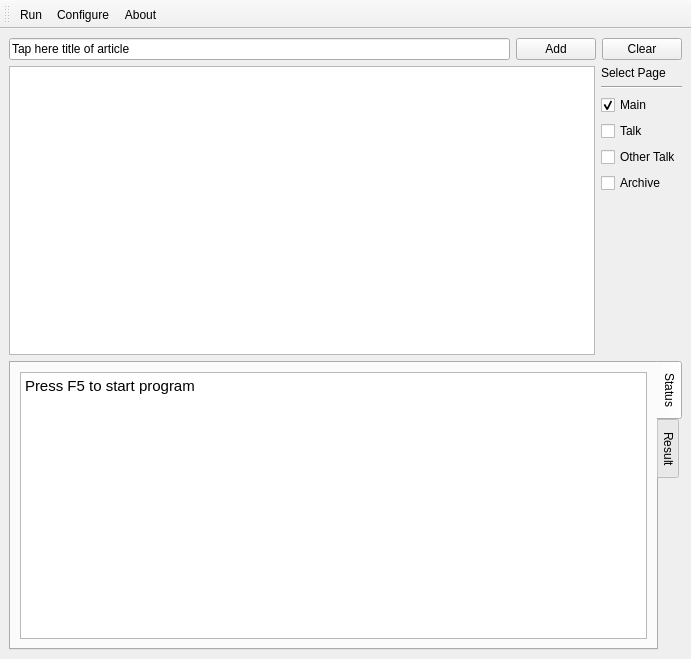
Qt form main.ui (KunFly/Wiki-Export) before a commit.
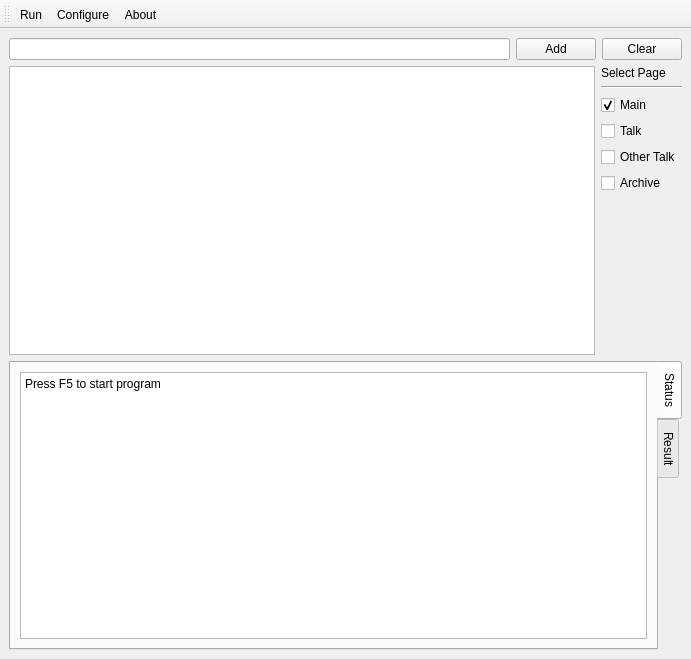
The same form after that commit.

```diff
--- a/main.ui
+++ b/main.ui
@@ -20,7 +20,7 @@
       <item>
        <widget class="QLineEdit" name="lineEdit_articlename">
         <property name="text">
-         <string>Tap here title of article</string>
+         <string/>
         </property>
        </widget>
       </item>
@@ -161,8 +161,11 @@
            <string>&lt;!DOCTYPE HTML PUBLIC &quot;-//W3C//DTD HTML 4.0//EN&quot; &quot;http://www.w3.org/TR/REC-html40/strict.dtd&quot;&gt;
 &lt;html&gt;&lt;head&gt;&lt;meta name=&quot;qrichtext&quot; content=&quot;1&quot; /&gt;&lt;style type=&quot;text/css&quot;&gt;
 p, li { white-space: pre-wrap; }
-&lt;/style&gt;&lt;/head&gt;&lt;body style=&quot; font-family:'Ubuntu'; font-size:11pt; font-weight:400; font-style:normal;&quot;&gt;
-&lt;p style=&quot; margin-top:0px; margin-bottom:0px; margin-left:0px; margin-right:0px; -qt-block-indent:0; text-indent:0px;&quot;&gt;Press F5 to start program&lt;/p&gt;&lt;/body&gt;&lt;/html&gt;</string>
+&lt;/style&gt;&lt;/head&gt;&lt;body style=&quot; font-family:'SimSun'; font-size:9pt; font-weight:400; font-style:normal;&quot;&gt;
+&lt;p style=&quot; margin-top:0px; margin-bottom:0px; margin-left:0px; margin-right:0px; -qt-block-indent:0; text-indent:0px;&quot;&gt;&lt;span style=&quot; font-family:'Ubuntu';&quot;&gt;Press F5 to start program&lt;/span&gt;&lt;/p&gt;&lt;/body&gt;&lt;/html&gt;</string>
+          </property>
+          <property name="acceptRichText">
+           <bool>true</bool>
           </property>
          </widget>
         </item>
```
Left out of the diff: 6 changed lines with no effect on the pictures.
